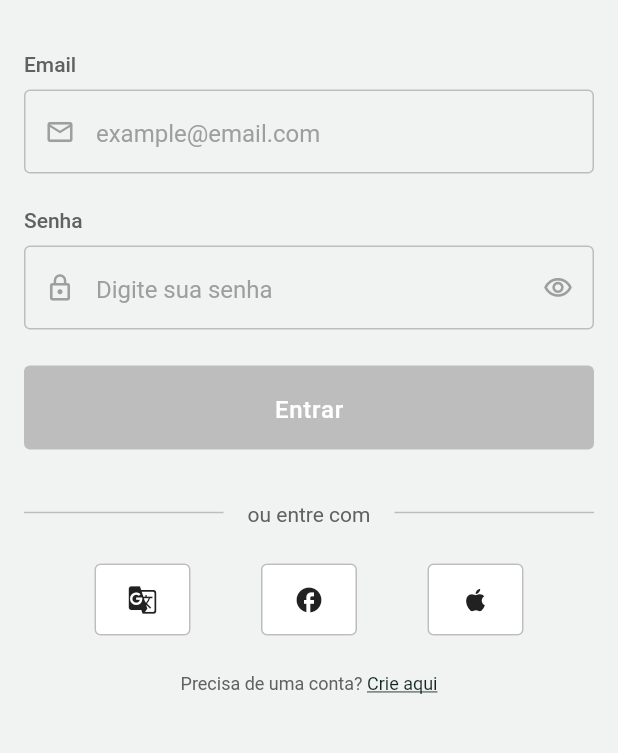
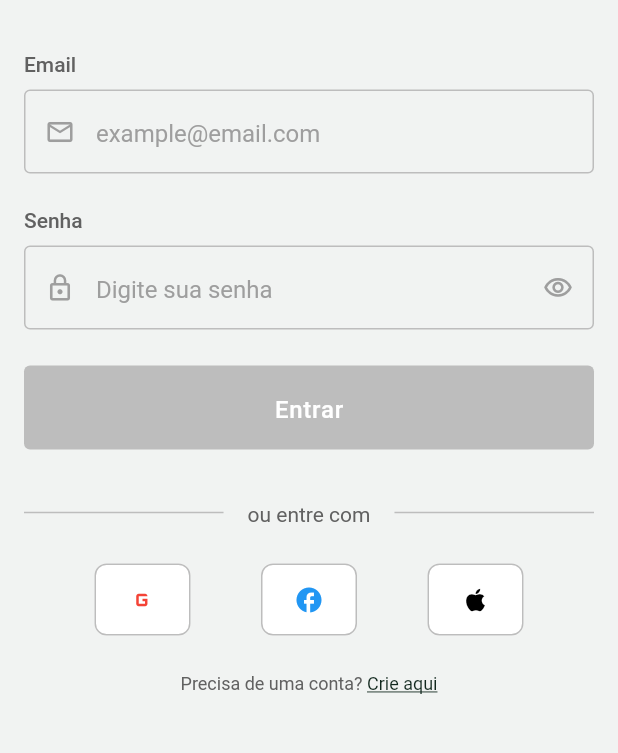
Before and after one commit to LucasGeek/Temp.TerraAllWertApp, a Flutter app: the screen it shows after launch, on a phone screen of 412 x 824 dp, the part 203-956 px from its top. Run offline on Flutter 3.47's test engine with Material 3 defaults, Android fonts, the phone set to English and light mode, and no system bars; our stand-ins replace connectivity_plus, dio, envied, flutter_riverpod, flutter_secure_storage, flutter_svg and 6 more; missing offline and left inert: dio_cache_interceptor, minio; generated files the repository leaves out were written again.

Commit message:
fix: substitui SVG assets por ícones nativos nos botões sociais
- Remove dependência de assets SVG faltantes para Google, Facebook e Apple
- Substitui flutter_svg por ícones nativos do Flutter
- Corrige erros de carregamento de assets 404
- Mantém funcionalidade e aparência dos botões sociais
- Adiciona cores específicas para cada provedor social

```diff
--- a/lib/presentation/widgets/components/molecules/social_buttons_row.dart
+++ b/lib/presentation/widgets/components/molecules/social_buttons_row.dart
@@ -1,4 +1,5 @@
 import 'package:flutter/material.dart';
+
 import '../../../design_system/app_theme.dart';
 
 /// Molecule: Linha de botões de login social
@@ -21,27 +22,17 @@ class SocialButtonsRow extends StatelessWidget {
         // Divider com texto
         Row(
           children: [
-            Expanded(
-              child: Container(
-                height: 1,
-                color: AppTheme.secondaryLight,
-              ),
-            ),
+            Expanded(child: Container(height: 1, color: AppTheme.secondaryLight)),
             Padding(
               padding: const EdgeInsets.symmetric(horizontal: 16),
               child: Text(
                 'ou entre com',
-                style: Theme.of(context).textTheme.bodyMedium?.copyWith(
-                  color: AppTheme.textSecondary,
-                ),
+                style: Theme.of(
+                  context,
+                ).textTheme.bodyMedium?.copyWith(color: AppTheme.textSecondary),
               ),
             ),
-            Expanded(
-              child: Container(
-                height: 1,
-                color: AppTheme.secondaryLight,
-              ),
-            ),
+            Expanded(child: Container(height: 1, color: AppTheme.secondaryLight)),
           ],
         ),
 
@@ -52,18 +43,21 @@ class SocialButtonsRow extends StatelessWidget {
           mainAxisAlignment: MainAxisAlignment.spaceEvenly,
           children: [
             _SocialButton(
-              icon: Icons.g_translate, // Placeholder para Google
+              icon: Icons.g_mobiledata,
               label: 'Google',
+              color: Colors.red,
               onPressed: onGooglePressed,
             ),
             _SocialButton(
-              icon: Icons.facebook, // Placeholder para Facebook
+              icon: Icons.facebook,
               label: 'Facebook',
+              color: Colors.blue,
               onPressed: onFacebookPressed,
             ),
             _SocialButton(
-              icon: Icons.apple, // Ícone Apple
+              icon: Icons.apple,
               label: 'Apple',
+              color: Colors.black,
               onPressed: onApplePressed,
             ),
           ],
@@ -77,11 +71,13 @@ class SocialButtonsRow extends StatelessWidget {
 class _SocialButton extends StatelessWidget {
   final IconData icon;
   final String label;
+  final Color color;
   final VoidCallback? onPressed;
 
   const _SocialButton({
     required this.icon,
     required this.label,
+    required this.color,
     this.onPressed,
   });
 
@@ -89,31 +85,23 @@ class _SocialButton extends StatelessWidget {
   Widget build(BuildContext context) {
     return SizedBox(
       width: 64,
-      height: 48, // Área mínima de toque
+      height: 48,
       child: OutlinedButton(
         onPressed: onPressed,
         style: OutlinedButton.styleFrom(
           backgroundColor: AppTheme.surfaceColor,
           foregroundColor: AppTheme.textPrimary,
-          elevation: 0, // Sem sombra conforme especificação
+          elevation: 0,
           padding: const EdgeInsets.all(8),
-          shape: RoundedRectangleBorder(
-            borderRadius: BorderRadius.circular(4),
-          ),
-          side: BorderSide(
-            color: AppTheme.secondaryLight,
-            width: 1,
-          ),
+          shape: RoundedRectangleBorder(borderRadius: BorderRadius.circular(8)),
+          side: BorderSide(color: AppTheme.outline, width: 1),
         ).copyWith(
-          // Efeito ripple personalizado
-          splashFactory: InkRipple.splashFactory,
-          overlayColor: WidgetStateProperty.all(
-            AppTheme.primaryColor.withValues(alpha: 0.1),
-          ),
+          overlayColor: WidgetStateProperty.all(color.withValues(alpha: 0.1)),
         ),
         child: Icon(
           icon,
           size: 20,
+          color: color,
           semanticLabel: 'Entrar com $label',
         ),
       ),
```
